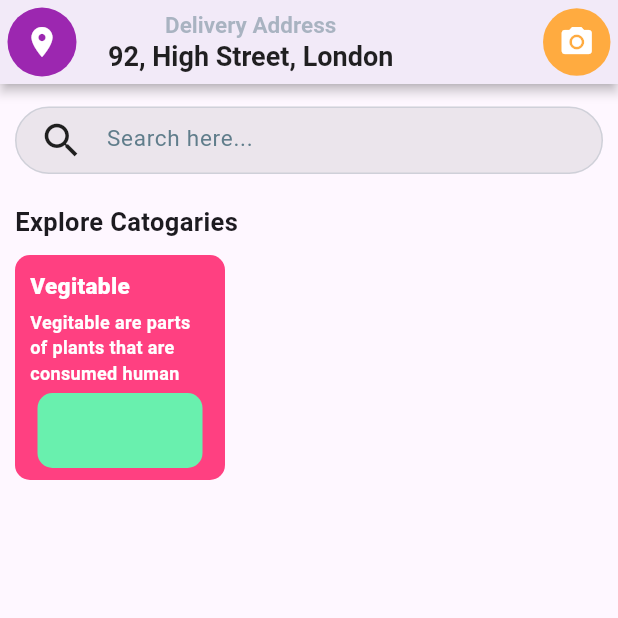
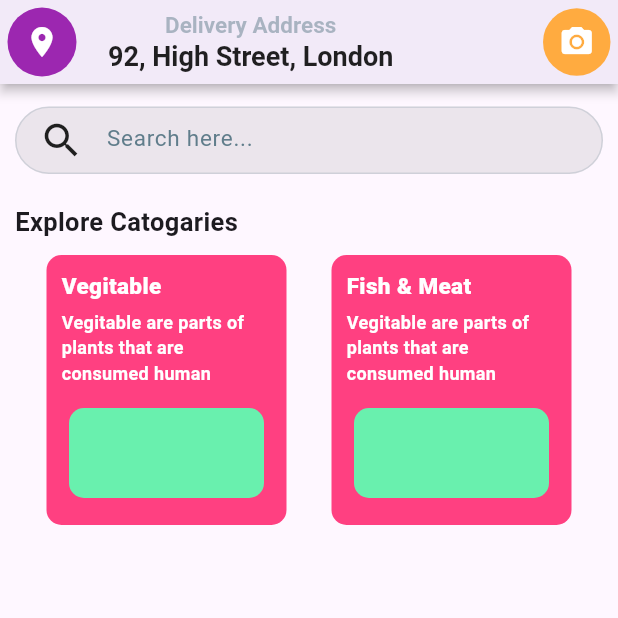
Before and after one commit to DP-Flutter-course/grocery-app-layout, a Flutter app: the screen it shows after launch, on a phone screen of 412 x 824 dp, the top half of it. Run offline on Flutter 3.47's test engine with Material 3 defaults, Android fonts, the phone set to English and light mode, and no system bars.

Commit message:
add onther container

```diff
--- a/grocery_app/lib/pages/homePage.dart
+++ b/grocery_app/lib/pages/homePage.dart
@@ -34,19 +34,29 @@ class HomePage extends StatelessWidget {
             ),
 
             Row(
+              mainAxisAlignment: MainAxisAlignment.center,
               children: [
-                Padding(
-                  padding: const EdgeInsets.only(left: 10),
-                  child: Firstcontainer(
+                //1
+                Firstcontainer(
                     title: 'Vegitable',
                     description: 'Vegitable are parts of plants that are consumed human',
                     backColor1: Colors.pinkAccent,
                     backColor2: Colors.greenAccent,
                     textColor: Colors.white
                   ),
-                ),
+
+                  SizedBox(
+                    width: 30,
+                  ),
 
                 //2
+                Firstcontainer(
+                    title: 'Fish & Meat',
+                    description: 'Vegitable are parts of plants that are consumed human',
+                    backColor1: Colors.pinkAccent,
+                    backColor2: Colors.greenAccent,
+                    textColor: Colors.white
+                  ),
               ],
             ),
 
--- a/grocery_app/lib/widgets/firstContainer.dart
+++ b/grocery_app/lib/widgets/firstContainer.dart
@@ -18,8 +18,8 @@ class Firstcontainer extends StatelessWidget {
   @override
   Widget build(BuildContext context) {
     return Container(
-      height: 150,
-      width: 140,
+      height: 180,
+      width: 160,
       decoration: BoxDecoration(
         borderRadius: BorderRadius.circular(10),
         color: backColor1,
@@ -53,12 +53,15 @@ class Firstcontainer extends StatelessWidget {
           ),
 
           Center(
-            child: Container(
-              height: 50,
-              width: 110,
-              decoration: BoxDecoration(
-                borderRadius: BorderRadius.circular(10),
-                color: backColor2,
+            child: Padding(
+              padding: const EdgeInsets.all(10.0),
+              child: Container(
+                height: 60,
+                width: 130,
+                decoration: BoxDecoration(
+                  borderRadius: BorderRadius.circular(10),
+                  color: backColor2,
+                ),
               ),
             ),
           ),
```
